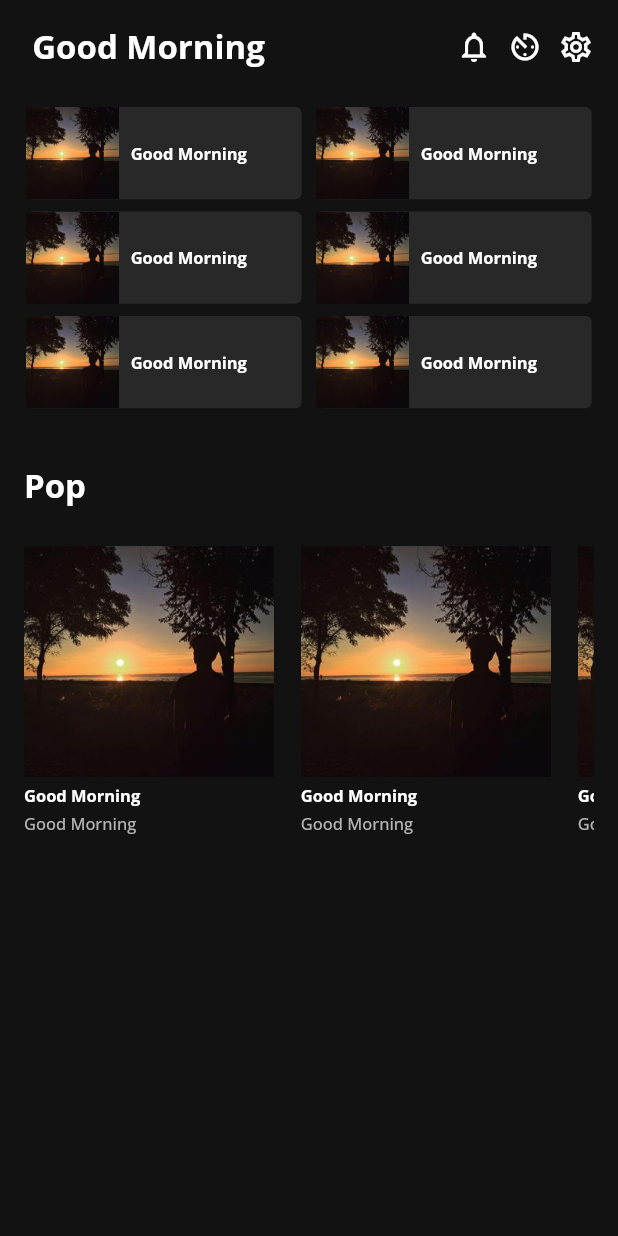
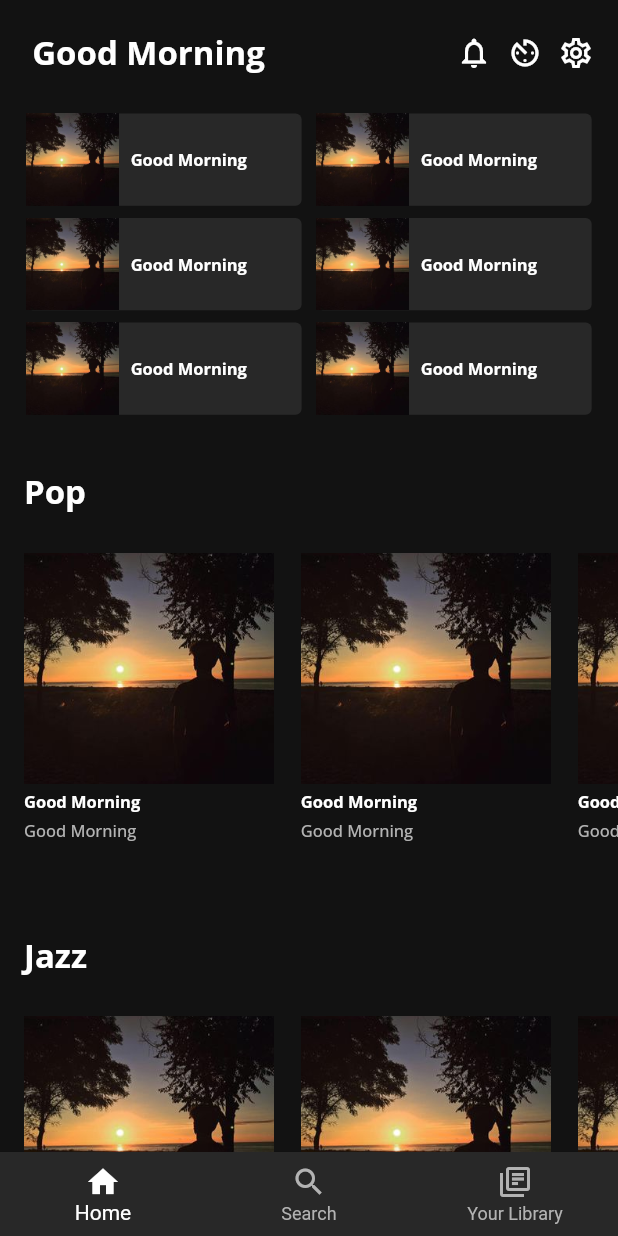
Before and after one commit to furkankalafat/spotify-clone, a Flutter app: the screen it shows after launch, on a phone screen of 412 x 824 dp. Run offline on Flutter 3.47's test engine with Material 2 defaults, Android fonts, the phone set to English and light mode, and no system bars; our stand-ins replace flutter_screenutil, google_fonts.

Commit message:
bottom nav bar and named gridlist builder created

```diff
--- /dev/null
+++ b/lib/presentation/app_components/widgets/app_navigation_bar.dart
@@ -0,0 +1,29 @@
+import 'package:flutter/material.dart';
+import 'package:spotify_clone/presentation/app_ui/app_color/app_color.dart';
+
+class AppNavigationBar extends StatefulWidget {
+  const AppNavigationBar({Key? key}) : super(key: key);
+
+  @override
+  State<AppNavigationBar> createState() => _AppNavigationBarState();
+}
+
+class _AppNavigationBarState extends State<AppNavigationBar> {
+  int currentIndex = 0;
+  @override
+  Widget build(BuildContext context) {
+    return BottomNavigationBar(
+        selectedItemColor: AppColor.instance.spotifyWhite,
+        unselectedItemColor: AppColor.instance.lightGrey,
+        currentIndex: currentIndex,
+        onTap: (index) => setState(() => (currentIndex = index)),
+        backgroundColor: AppColor.instance.darkGrey,
+        items: const [
+          BottomNavigationBarItem(icon: Icon(Icons.home), label: "Home"),
+          BottomNavigationBarItem(icon: Icon(Icons.search), label: "Search"),
+          BottomNavigationBarItem(
+              icon: Icon(Icons.my_library_books_outlined),
+              label: "Your Library"),
+        ]);
+  }
+}
--- a/lib/presentation/app_components/widgets/named_grid_list.dart
+++ b/lib/presentation/app_components/widgets/named_grid_list.dart
@@ -17,10 +17,9 @@ class NamedGridList extends StatelessWidget {
     return Column(
       crossAxisAlignment: CrossAxisAlignment.start,
       children: [
-        Row(
-          mainAxisAlignment: MainAxisAlignment.start,
-          children: [
-            Text(
+        Padding(
+          padding: const EdgeInsets.only(left: 16),
+          child: Text(
             text ?? "",
             style: GoogleFonts.openSans(
               color: Colors.white,
@@ -28,7 +27,6 @@ class NamedGridList extends StatelessWidget {
               fontSize: 20.sp,
             ),
           ),
-          ],
         ),
         SizedBox(
           height: 25.h,
--- a/lib/presentation/pages/welcome_page/view/welcome_view.dart
+++ b/lib/presentation/pages/welcome_page/view/welcome_view.dart
@@ -2,11 +2,11 @@ import 'package:flutter/material.dart';
 import 'package:flutter_screenutil/flutter_screenutil.dart';
 import 'package:spotify_clone/presentation/app_components/widgets/app_bar_widget.dart';
 import 'package:spotify_clone/presentation/app_components/widgets/clickable_container.dart';
-import 'package:spotify_clone/presentation/app_components/widgets/named_grid_list.dart';
 import 'package:spotify_clone/presentation/app_ui/app_color/app_color.dart';
 import 'package:spotify_clone/presentation/app_ui/app_text/locale_text.dart';
-import 'package:spotify_clone/presentation/pages/welcome_page/view/widgets/featured_playlist_grid_builder.dart';
+import 'package:spotify_clone/presentation/pages/welcome_page/view/widgets/named_grid_list_builder.dart';
 import 'package:spotify_clone/presentation/pages/welcome_page/view/widgets/user_playlist_grid_builder.dart';
+import '../../../app_components/widgets/app_navigation_bar.dart';
 
 class WelcomeView extends StatelessWidget {
   const WelcomeView({Key? key}) : super(key: key);
@@ -14,13 +14,18 @@ class WelcomeView extends StatelessWidget {
   @override
   Widget build(BuildContext context) {
     return Scaffold(
+      bottomNavigationBar: const AppNavigationBar(),
       backgroundColor: AppColor.instance.spotifyDark,
-      body: Padding(
-        padding: const EdgeInsets.all(16),
-        child: SafeArea(
+      body: SafeArea(
+        child: SingleChildScrollView(
           child: Column(
             children: [
-              AppBarWidget(
+              SizedBox(
+                height: 20.h,
+              ),
+              Padding(
+                padding: const EdgeInsets.only(left: 16, right: 16),
+                child: AppBarWidget(
                   text: LocaleText.instance.welcomeText,
                   actions: [
                     ClickableContainer(
@@ -48,6 +53,7 @@ class WelcomeView extends StatelessWidget {
                     ),
                   ],
                 ),
+              ),
               SizedBox(
                 height: 25.h,
               ),
@@ -55,12 +61,9 @@ class WelcomeView extends StatelessWidget {
               SizedBox(
                 height: 36.h,
               ),
-              NamedGridList(
-                text: LocaleText.instance.pop,
-                child: FeaturedPlaylistGridBuilder(
+              NamedGridListBuilder(
                 title: LocaleText.instance.welcomeText,
                 subTitle: LocaleText.instance.welcomeText,
-                ),
               ),
             ],
           ),
--- a/lib/presentation/pages/welcome_page/view/widgets/featured_playlist_grid_builder.dart
+++ b/lib/presentation/pages/welcome_page/view/widgets/featured_playlist_grid_builder.dart
@@ -16,6 +16,7 @@ class FeaturedPlaylistGridBuilder extends StatelessWidget {
     return SizedBox(
       height: 210.h,
       child: ListView.separated(
+          padding: const EdgeInsets.only(left: 16, right: 16),
           separatorBuilder: (context, index) {
             return SizedBox(
               width: 16.w,
--- a/lib/presentation/pages/welcome_page/view/widgets/featured_playlist_grid_item.dart
+++ b/lib/presentation/pages/welcome_page/view/widgets/featured_playlist_grid_item.dart
@@ -22,10 +22,10 @@ class FeaturedPlaylistGridItem extends StatelessWidget {
         crossAxisAlignment: CrossAxisAlignment.start,
         children: [
           SizedBox(
-            width: 152.w,
-            height: 152.h,
             child: Image.asset(
               "assets/images/profile_photo.png",
+              width: 152.w,
+              height: 152.h,
               fit: BoxFit.cover,
             ),
           ),
--- /dev/null
+++ b/lib/presentation/pages/welcome_page/view/widgets/named_grid_list_builder.dart
@@ -0,0 +1,41 @@
+import 'package:flutter/material.dart';
+import 'package:flutter_screenutil/flutter_screenutil.dart';
+import 'package:spotify_clone/presentation/app_components/widgets/named_grid_list.dart';
+import 'package:spotify_clone/presentation/app_ui/app_text/locale_text.dart';
+import 'package:spotify_clone/presentation/pages/welcome_page/view/widgets/featured_playlist_grid_builder.dart';
+
+class NamedGridListBuilder extends StatelessWidget {
+  final String? title;
+  final String? subTitle;
+  const NamedGridListBuilder({
+    Key? key,
+    this.title,
+    this.subTitle,
+  }) : super(key: key);
+
+  @override
+  Widget build(BuildContext context) {
+    List<String> featuredGenres = [
+      LocaleText.instance.pop,
+      LocaleText.instance.jazz,
+      LocaleText.instance.hipHop,
+      LocaleText.instance.blues,
+    ];
+    return ListView.separated(
+        shrinkWrap: true,
+        physics: const NeverScrollableScrollPhysics(),
+        itemBuilder: ((context, index) => NamedGridList(
+              text: featuredGenres[index],
+              child: FeaturedPlaylistGridBuilder(
+                title: title,
+                subTitle: subTitle,
+              ),
+            )),
+        separatorBuilder: (context, index) {
+          return SizedBox(
+            height: 40.h,
+          );
+        },
+        itemCount: featuredGenres.length);
+  }
+}
--- a/lib/presentation/pages/welcome_page/view/widgets/user_playlist_grid_item.dart
+++ b/lib/presentation/pages/welcome_page/view/widgets/user_playlist_grid_item.dart
@@ -15,9 +15,7 @@ class UserPlaylistGridItem extends StatelessWidget {
   @override
   Widget build(BuildContext context) {
     return ClickableContainer(
-      onTap: (() {
-        print(index);
-      }),
+      onTap: (() {}),
       child: Container(
         width: 167.w,
         decoration: BoxDecoration(
```
Also changed, not shown: 1 other file. Lines whose indentation alone changed are shown as unchanged.
